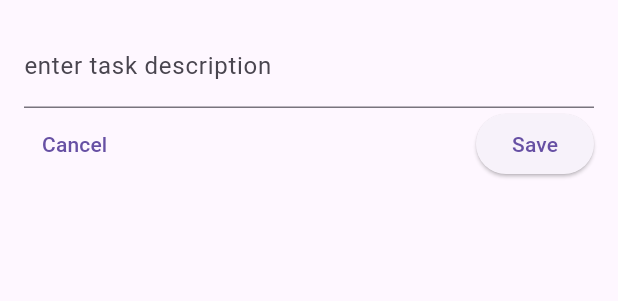
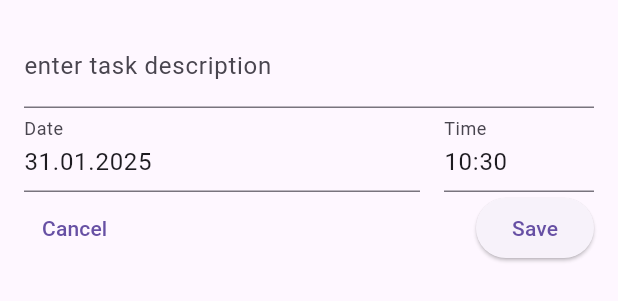
Before and after one commit to DonErnest/todo_list, a Flutter app: the NewTask widget shown alone on an empty page, opened directly with empty values, on a phone screen of 412 x 824 dp. Shown: the top 301 px of the screen. Run offline on Flutter 3.47's test engine with Material 3 defaults, Android fonts, the phone set to English and light mode, and no system bars.

Commit message:
added logic to display date and time modal windows and to set the deadline when the task is added

```diff
--- a/lib/screens/new_task.dart
+++ b/lib/screens/new_task.dart
@@ -13,16 +13,72 @@ class NewTask extends StatefulWidget {
 class _NewTaskState extends State<NewTask> {
   var taskDescription = "";
 
+  var selectedDate = DateTime.now().add(Duration(minutes: 30));
+  final deadLineDateController = TextEditingController();
+
+  var selectedTimeOfDay = TimeOfDay.now();
+  final deadLineTimeController = TextEditingController();
+
+  @override
+  void initState() {
+    super.initState();
+    deadLineDateController.text = formatDate(selectedDate);
+    deadLineTimeController.text = formatTime(selectedTimeOfDay);
+  }
+
+
   void onCanceled() {
     Navigator.pop(context);
   }
 
   void onSaved() {
     setState(() {
-      final task = Task(description: taskDescription);
+      final dateTime = DateTime(
+        selectedDate.year,
+        selectedDate.month,
+        selectedDate.day,
+        selectedTimeOfDay.hour,
+        selectedTimeOfDay.minute,
+      );
+      final task = Task(description: taskDescription, deadLine: dateTime);
       widget.onTaskCreated(task);
       Navigator.pop(context);
     });
+  }
+
+  void onDateTap() async {
+    final now = DateTime.now();
+    final firstDate = DateTime.now().add(Duration(minutes: 30));
+    // it's better not to plan task for more than 2 week sprint
+    final lastDate = DateTime(now.year, now.month, now.day + 14);
+
+    final dateFromUser = await showDatePicker(
+      context: context,
+      initialDate: selectedDate,
+      firstDate: firstDate,
+      lastDate: lastDate,
+    );
+
+    if (dateFromUser != null) {
+      setState(() {
+        selectedDate = dateFromUser;
+        deadLineDateController.text = formatDate(dateFromUser);
+      });
+    }
+  }
+
+  void onTimeTap() async {
+    final pickedTime = await showTimePicker(
+      context: context,
+      initialTime: selectedTimeOfDay,
+    );
+
+    if (pickedTime != null) {
+      setState(() {
+        selectedTimeOfDay = pickedTime;
+        deadLineTimeController.text = formatTime(pickedTime);
+      });
+    }
   }
 
   @override
@@ -41,6 +97,32 @@ class _NewTaskState extends State<NewTask> {
           ),
           Row(
             children: [
+              Expanded(
+                child: TextField(
+                  onTap: onDateTap,
+                  readOnly: true,
+                  controller: deadLineDateController,
+                  decoration: InputDecoration(
+                    label: Text('Date'),
+                  ),
+                ),
+              ),
+              SizedBox(width: 16),
+              SizedBox(
+                width: 100,
+                child: TextField(
+                  onTap: onTimeTap,
+                  readOnly: true,
+                  controller: deadLineTimeController,
+                  decoration: InputDecoration(
+                    label: Text('Time'),
+                  ),
+                ),
+              ),
+            ],
+          ),
+          Row(
+            children: [
               TextButton(onPressed: onCanceled, child: Text('Cancel')),
               const Spacer(),
               ElevatedButton(
```
